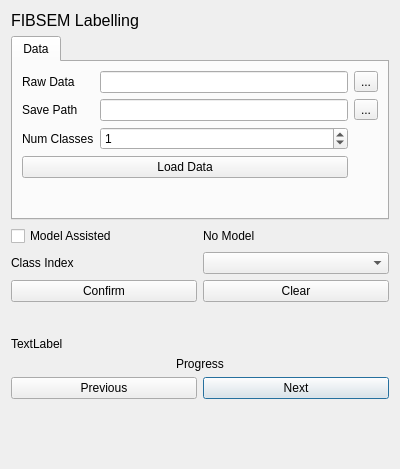
Before: the Qt Designer form fibsem/ui/qtdesigner_files/FibsemLabellingUI.ui in DeMarcoLab/fibsem, drawn with Qt 5.
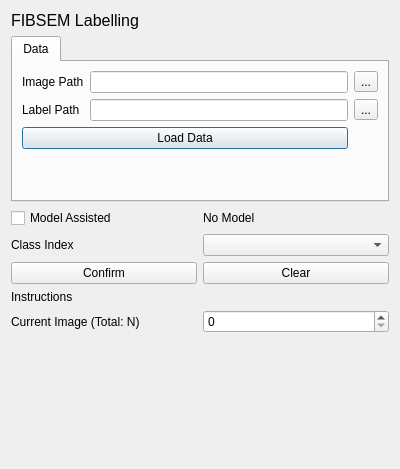
After: the same form once the commit is applied.

Commit message: tmp: working manual labelling

```diff
--- a/fibsem/ui/qtdesigner_files/FibsemLabellingUI.ui
+++ b/fibsem/ui/qtdesigner_files/FibsemLabellingUI.ui
@@ -14,40 +14,10 @@
    <string>Dialog</string>
   </property>
   <layout class="QGridLayout" name="gridLayout">
-   <item row="2" column="1">
-    <widget class="QLabel" name="label_model_info">
+   <item row="10" column="0" colspan="2">
+    <widget class="QLabel" name="label_instructions">
      <property name="text">
-      <string>No Model</string>
-     </property>
-    </widget>
-   </item>
-   <item row="14" column="1">
-    <widget class="QPushButton" name="pushButton_next">
-     <property name="text">
-      <string>Next</string>
-     </property>
-    </widget>
-   </item>
-   <item row="3" column="1">
-    <widget class="QComboBox" name="comboBox_model_class_index"/>
-   </item>
-   <item row="10" column="0">
-    <spacer name="verticalSpacer_3">
-     <property name="orientation">
-      <enum>Qt::Vertical</enum>
-     </property>
-     <property name="sizeHint" stdset="0">
-      <size>
-       <width>20</width>
-       <height>40</height>
-      </size>
-     </property>
-    </spacer>
-   </item>
-   <item row="4" column="1">
-    <widget class="QPushButton" name="pushButton_model_clear">
-     <property name="text">
-      <string>Clear</string>
+      <string>Instructions</string>
      </property>
     </widget>
    </item>
@@ -67,20 +37,14 @@
        <string>Data</string>
       </attribute>
       <layout class="QGridLayout" name="gridLayout_2">
-       <item row="0" column="1">
-        <widget class="QLineEdit" name="lineEdit_raw_data"/>
-       </item>
-       <item row="1" column="1">
-        <widget class="QLineEdit" name="lineEdit_save_path"/>
-       </item>
-       <item row="0" column="0">
-        <widget class="QLabel" name="label_raw_data">
+       <item row="1" column="0">
+        <widget class="QLabel" name="label_labels_path">
          <property name="text">
-          <string>Raw Data</string>
+          <string>Label Path</string>
          </property>
         </widget>
        </item>
-       <item row="4" column="0" colspan="2">
+       <item row="3" column="0" colspan="3">
         <spacer name="verticalSpacer_2">
          <property name="orientation">
           <enum>Qt::Vertical</enum>
@@ -93,55 +57,75 @@
          </property>
         </spacer>
        </item>
-       <item row="1" column="0">
-        <widget class="QLabel" name="label_save_path">
-         <property name="text">
-          <string>Save Path</string>
-         </property>
-        </widget>
+       <item row="0" column="1">
+        <widget class="QLineEdit" name="lineEdit_data_path"/>
        </item>
-       <item row="2" column="0">
-        <widget class="QLabel" name="label_num_classes">
+       <item row="0" column="2">
+        <widget class="QToolButton" name="pushButton_data_path">
          <property name="text">
-          <string>Num Classes</string>
+          <string>...</string>
          </property>
         </widget>
        </item>
-       <item row="3" column="0" colspan="2">
+       <item row="2" column="0" colspan="2">
         <widget class="QPushButton" name="pushButton_load_data">
          <property name="text">
           <string>Load Data</string>
          </property>
         </widget>
        </item>
-       <item row="2" column="1">
-        <widget class="QSpinBox" name="spinBox_num_classes">
-         <property name="maximum">
-          <number>255</number>
-         </property>
-         <property name="value">
-          <number>1</number>
-         </property>
-        </widget>
-       </item>
-       <item row="0" column="2">
-        <widget class="QToolButton" name="rawData_button">
+       <item row="0" column="0">
+        <widget class="QLabel" name="label_data_path">
          <property name="text">
-          <string>...</string>
+          <string>Image Path</string>
          </property>
         </widget>
        </item>
        <item row="1" column="2">
-        <widget class="QToolButton" name="savePath_button">
+        <widget class="QToolButton" name="pushButton_labels_path">
          <property name="text">
           <string>...</string>
          </property>
         </widget>
        </item>
+       <item row="1" column="1">
+        <widget class="QLineEdit" name="lineEdit_labels_path"/>
+       </item>
       </layout>
      </widget>
     </widget>
    </item>
+   <item row="4" column="0">
+    <widget class="QPushButton" name="pushButton_model_confirm">
+     <property name="text">
+      <string>Confirm</string>
+     </property>
+    </widget>
+   </item>
+   <item row="3" column="1">
+    <widget class="QComboBox" name="comboBox_model_class_index"/>
+   </item>
+   <item row="2" column="1">
+    <widget class="QLabel" name="label_model_info">
+     <property name="text">
+      <string>No Model</string>
+     </property>
+    </widget>
+   </item>
+   <item row="4" column="1">
+    <widget class="QPushButton" name="pushButton_model_clear">
+     <property name="text">
+      <string>Clear</string>
+     </property>
+    </widget>
+   </item>
+   <item row="2" column="0">
+    <widget class="QCheckBox" name="checkBox_model_assist">
+     <property name="text">
+      <string>Model Assisted</string>
+     </property>
+    </widget>
+   </item>
    <item row="0" column="0" colspan="2">
     <widget class="QLabel" name="label_title">
      <property name="font">
@@ -154,20 +138,7 @@
      </property>
     </widget>
    </item>
-   <item row="16" column="0">
-    <spacer name="verticalSpacer_4">
-     <property name="orientation">
-      <enum>Qt::Vertical</enum>
-     </property>
-     <property name="sizeHint" stdset="0">
-      <size>
-       <width>20</width>
-       <height>40</height>
-      </size>
-     </property>
-    </spacer>
-   </item>
-   <item row="17" column="0" colspan="2">
+   <item row="13" column="0" colspan="2">
     <spacer name="verticalSpacer">
      <property name="orientation">
       <enum>Qt::Vertical</enum>
@@ -180,27 +151,6 @@
      </property>
     </spacer>
    </item>
-   <item row="14" column="0">
-    <widget class="QPushButton" name="pushButton_previous">
-     <property name="text">
-      <string>Previous</string>
-     </property>
-    </widget>
-   </item>
-   <item row="4" column="0">
-    <widget class="QPushButton" name="pushButton_model_confirm">
-     <property name="text">
-      <string>Confirm</string>
-     </property>
-    </widget>
-   </item>
-   <item row="2" column="0">
-    <widget class="QCheckBox" name="checkBox_model_assist">
-     <property name="text">
-      <string>Model Assisted</string>
-     </property>
-    </widget>
-   </item>
    <item row="3" column="0">
     <widget class="QLabel" name="label_model_class_index">
      <property name="text">
@@ -208,20 +158,13 @@
      </property>
     </widget>
    </item>
-   <item row="12" column="0" colspan="2">
-    <widget class="QLabel" name="label_progress">
-     <property name="text">
-      <string>Progress</string>
-     </property>
-     <property name="alignment">
-      <set>Qt::AlignCenter</set>
-     </property>
-    </widget>
+   <item row="11" column="1">
+    <widget class="QSpinBox" name="spinBox_data_progress"/>
    </item>
-   <item row="11" column="0" colspan="2">
-    <widget class="QLabel" name="label_instructions">
+   <item row="11" column="0">
+    <widget class="QLabel" name="label_data_progress">
      <property name="text">
-      <string>TextLabel</string>
+      <string>Current Image (Total: N)</string>
      </property>
     </widget>
    </item>
```
Left out of the diff: 11 changed lines with no effect on the pictures. The commit also changes 3 other files.
